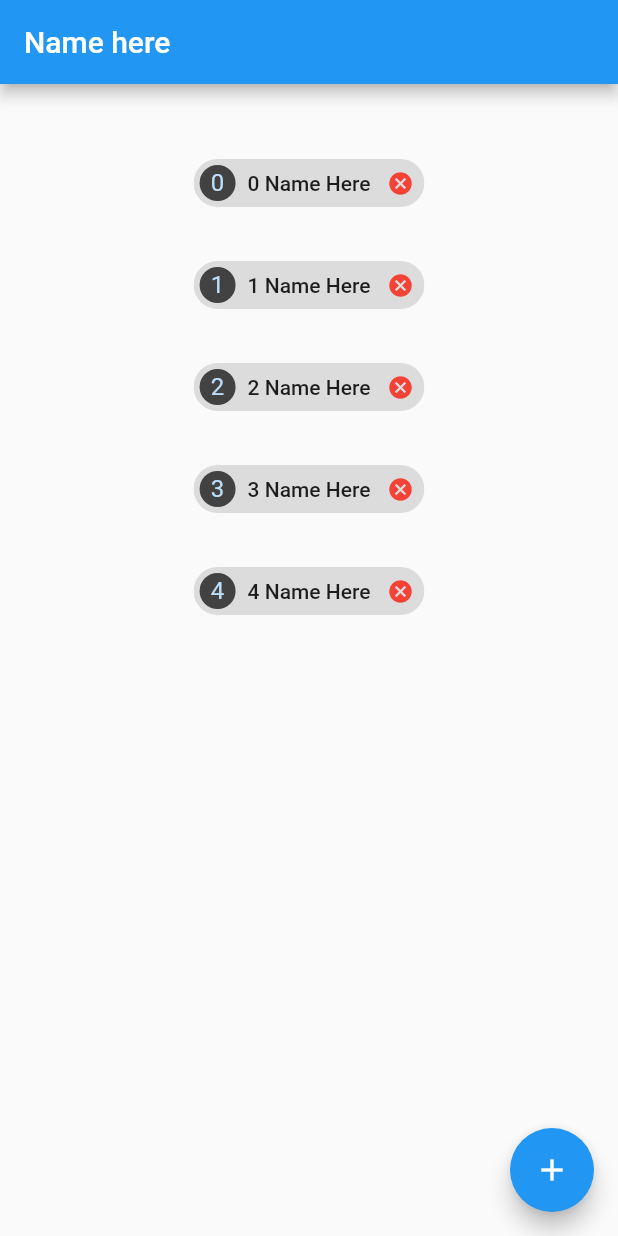
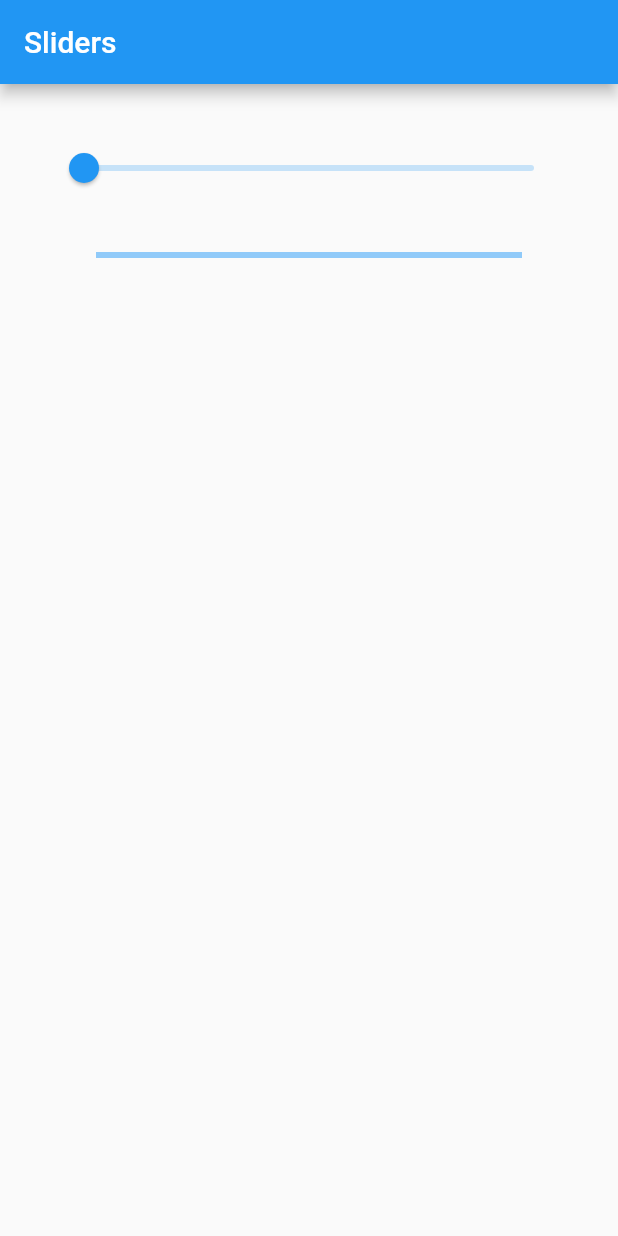
Before and after one commit to geordanex/flutter-intermediate, a Flutter app: the screen it shows after launch, on a phone screen of 412 x 824 dp. Run offline on Flutter 3.47's test engine with Material 2 defaults, Android fonts, the phone set to English and light mode, and no system bars.

Commit message:
Add Sliders, LinearPrograssIndicator and CircularPrograssIndicator

```diff
--- a/lib/main.dart
+++ b/lib/main.dart
@@ -1,8 +1,8 @@
 import 'package:flutter/material.dart';
 
 void main() => runApp(MaterialApp(
-  home: MyHomePage(),
-));
+      home: MyHomePage(),
+    ));
 
 class MyHomePage extends StatefulWidget {
   @override
@@ -10,67 +10,36 @@ class MyHomePage extends StatefulWidget {
 }
 
 class _MyHomePageState extends State<MyHomePage> {
-  int counter = 0;
-  List<Widget> _list = new List<Widget>();
+  double _value = 0.0;
 
-  @override
-  void initState() {
-    for (int i = 0; i < 5; i++) {
-      Widget child = _newItem(i);
-      _list.add(child);
-    }
-  }
-
-  void _onClicked() {
-    Widget child = _newItem(counter);
-    setState(() => _list.add(child));
-  }
-
-  Widget _newItem(int i) {
-    Key key = new Key("item_${i}");
-    Container child = new Container(
-      key: key,
-      padding: new EdgeInsets.all(10.0),
-      child: new Chip(
-        label: new Text('${i} Name Here'),
-        deleteIconColor: Colors.red,
-        deleteButtonTooltipMessage: 'Delete',
-        onDeleted: () => _removeItem(key),
-        avatar: new CircleAvatar(
-          backgroundColor: Colors.grey.shade800,
-          child: new Text(i.toString()),
-        ),
-      ),
-    );
-    counter++;
-    return child;
-  }
-
-  void _removeItem(Key key) {
-    for (int i = 0; i < _list.length; i++) {
-      Widget child = _list.elementAt(i);
-      if (child.key == key) {
-        setState(() => _list.removeAt(i));
-        print('Removing ${key.toString()}');
-      }
-    }
-  }
+  void _onChanged(double value) => setState(() => _value = value);
 
   @override
   Widget build(BuildContext context) {
     return Scaffold(
         appBar: AppBar(
-          title: Text('Name here'),
-        ),
-        floatingActionButton: new FloatingActionButton(
-          onPressed: _onClicked,
-          child: new Icon(Icons.add),
+          title: Text('Sliders'),
         ),
         body: new Container(
           padding: new EdgeInsets.all(32.0),
           child: new Center(
             child: new Column(
-              children: _list,
+              children: <Widget>[
+                new Slider(value: _value, onChanged: _onChanged),
+                new Container(
+                  padding: EdgeInsets.all(32.0),
+                  child: new LinearProgressIndicator(
+                    value: _value,
+                    valueColor: new AlwaysStoppedAnimation<Color>(Colors.green),
+                  ),
+                ),
+                new Container(
+                  padding: EdgeInsets.all(32.0),
+                  child: new CircularProgressIndicator(
+                    value: _value,
+                  ),
+                )
+              ],
             ),
           ),
         ));
```
Also changed, not shown: 1 other file.
